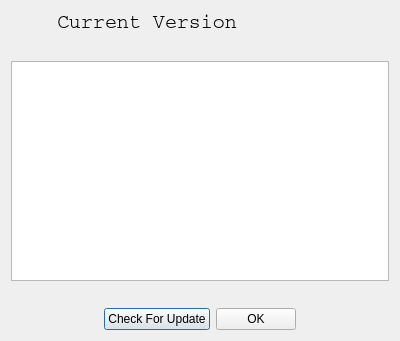
Qt form BerViewer/about_dlg.ui (jykim74/BerEditor) before a commit.
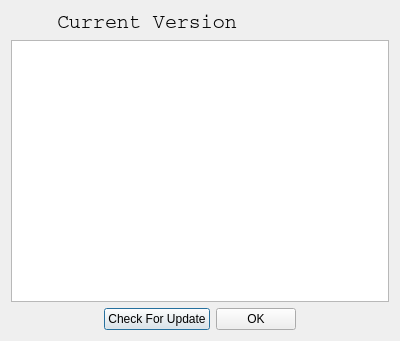
The same form after that commit. Icons and pictures are not drawn.

Diff of the .ui file:
```diff
--- a/BerViewer/about_dlg.ui
+++ b/BerViewer/about_dlg.ui
@@ -67,19 +67,6 @@
      </item>
     </layout>
    </item>
-   <item>
-    <spacer name="verticalSpacer">
-     <property name="orientation">
-      <enum>Qt::Vertical</enum>
-     </property>
-     <property name="sizeHint" stdset="0">
-      <size>
-       <width>20</width>
-       <height>40</height>
-      </size>
-     </property>
-    </spacer>
-   </item>
    <item>
     <widget class="QTextEdit" name="mAboutText">
      <property name="minimumSize">
@@ -93,19 +80,6 @@
      </property>
     </widget>
    </item>
-   <item>
-    <spacer name="verticalSpacer_2">
-     <property name="orientation">
-      <enum>Qt::Vertical</enum>
-     </property>
-     <property name="sizeHint" stdset="0">
-      <size>
-       <width>20</width>
-       <height>40</height>
-      </size>
-     </property>
-    </spacer>
-   </item>
    <item>
     <layout class="QHBoxLayout" name="horizontalLayout_2">
      <item>
```
Left out of the diff: 3 changed lines with no effect on the pictures.
